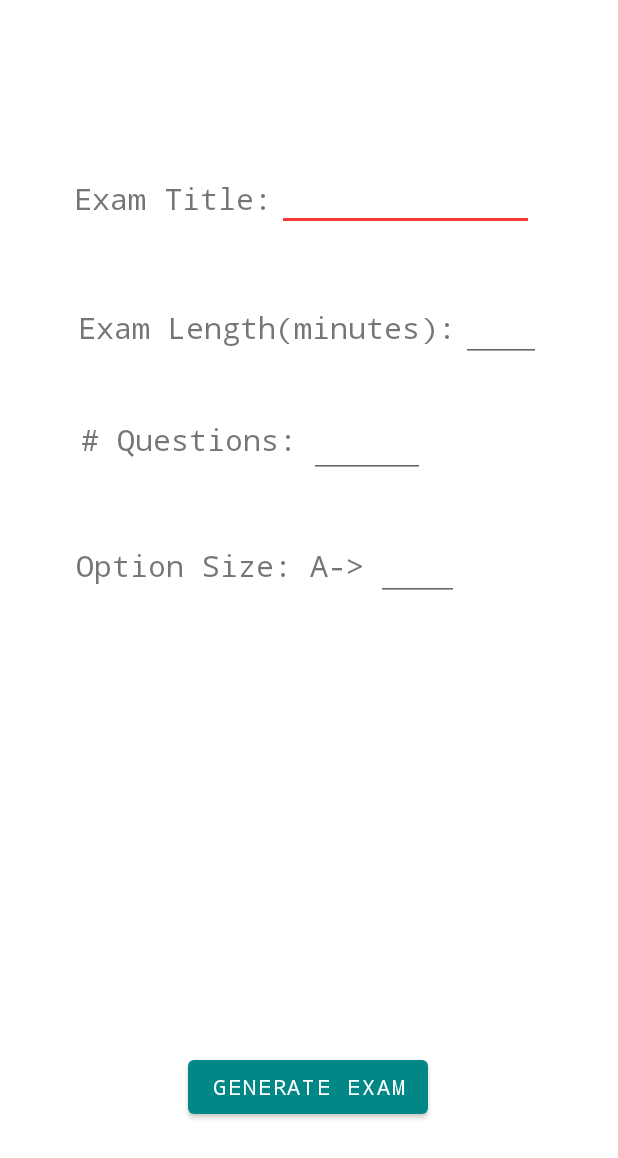
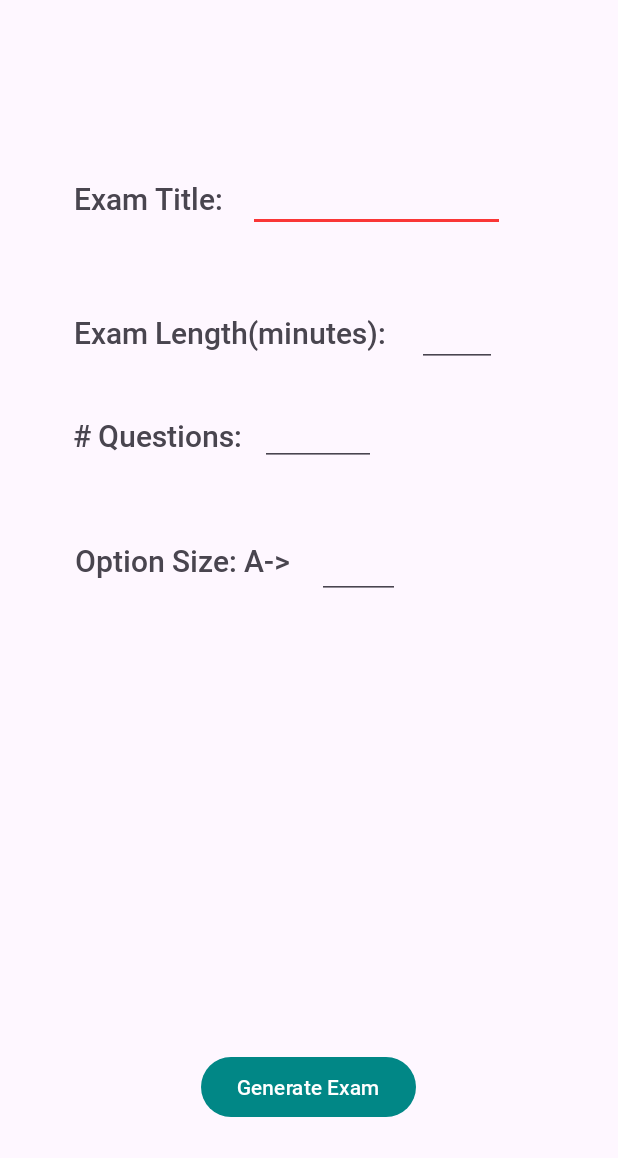
Before and after one commit to eyssab/exampracApp, an Android app: the GenerateExamActivity screen opened directly, with no data from a screen before it, on a phone screen of 412 x 824 dp. Shown: the top 1158 px of the screen. Run offline under Robolectric (Android 15) with nearby library versions, the phone set to English and light mode, and no system bars.

Commit message:
big UI improvements

```diff
--- a/app/src/main/java/com/example/exampracapp/GradingPicker.java
+++ b/app/src/main/java/com/example/exampracapp/GradingPicker.java
@@ -19,7 +19,7 @@ public class GradingPicker extends AppCompatActivity {
     protected void onCreate(Bundle savedInstanceState) {
         super.onCreate(savedInstanceState);
         setContentView(R.layout.activity_grading_picker);
-        autoBtn = findViewById(R.id.autoGradeSelection);
+        //autoBtn = findViewById(R.id.autoGradeSelection);
         manualBtn  = findViewById(R.id.manualGradeSelection);
 
         Intent intent = getIntent();
@@ -31,9 +31,6 @@ public class GradingPicker extends AppCompatActivity {
 
 
     public void onManualBtnDown(View view) {
-        if(autoBtn.isChecked()) {
-            autoBtn.setChecked(false);
-        }
         //SET TO ManualGradeActivity
         class2Open = TakeExamActivity.class;
     }
--- a/app/src/main/java/com/example/exampracapp/ScoreViewActivity.java
+++ b/app/src/main/java/com/example/exampracapp/ScoreViewActivity.java
@@ -25,7 +25,7 @@ public class ScoreViewActivity extends AppCompatActivity {
         }
 
         TextView scoreText = findViewById(R.id.scoreText);
-        scoreText.setText(String.valueOf(score) + "%");
+        scoreText.setText(String.valueOf(score.intValue()) + "%");
     }
 
     public void onReturnBtnDown(View view) {
--- a/app/src/main/res/layout/activity_generate_exam.xml
+++ b/app/src/main/res/layout/activity_generate_exam.xml
@@ -15,7 +15,7 @@
         android:textSize="20dp"
         app:layout_constraintBottom_toBottomOf="parent"
         app:layout_constraintEnd_toEndOf="parent"
-        app:layout_constraintHorizontal_bias="0.176"
+        app:layout_constraintHorizontal_bias="0.158"
         app:layout_constraintStart_toStartOf="parent"
         app:layout_constraintTop_toTopOf="parent"
         app:layout_constraintVertical_bias="0.149" />
@@ -28,24 +28,23 @@
         android:inputType="textPersonName"
         app:layout_constraintBottom_toBottomOf="parent"
         app:layout_constraintEnd_toEndOf="parent"
-        app:layout_constraintHorizontal_bias="0.766"
+        app:layout_constraintHorizontal_bias="0.687"
         app:layout_constraintStart_toStartOf="parent"
         app:layout_constraintTop_toTopOf="parent"
-        app:layout_constraintVertical_bias="0.141" />
+        app:layout_constraintVertical_bias="0.142" />
 
     <TextView
         android:id="@+id/TimeText"
-        android:layout_width="257dp"
-        android:layout_height="34dp"
+        android:layout_width="217dp"
+        android:layout_height="29dp"
         android:text="Exam Length(minutes):"
-        android:textAlignment="center"
         android:textSize="20dp"
         app:layout_constraintBottom_toBottomOf="parent"
         app:layout_constraintEnd_toEndOf="parent"
-        app:layout_constraintHorizontal_bias="0.318"
+        app:layout_constraintHorizontal_bias="0.253"
         app:layout_constraintStart_toStartOf="parent"
         app:layout_constraintTop_toTopOf="parent"
-        app:layout_constraintVertical_bias="0.259" />
+        app:layout_constraintVertical_bias="0.262" />
 
     <EditText
         android:id="@+id/timeInput"
@@ -56,24 +55,23 @@
         android:inputType="number"
         app:layout_constraintBottom_toBottomOf="parent"
         app:layout_constraintEnd_toEndOf="parent"
-        app:layout_constraintHorizontal_bias="0.857"
+        app:layout_constraintHorizontal_bias="0.776"
         app:layout_constraintStart_toStartOf="parent"
         app:layout_constraintTop_toTopOf="parent"
-        app:layout_constraintVertical_bias="0.251" />
+        app:layout_constraintVertical_bias="0.255" />
 
     <TextView
         android:id="@+id/questionNumberText"
-        android:layout_width="152dp"
-        android:layout_height="39dp"
+        android:layout_width="117dp"
+        android:layout_height="25dp"
         android:text="# Questions:"
-        android:textAlignment="center"
         android:textSize="20dp"
         app:layout_constraintBottom_toBottomOf="parent"
         app:layout_constraintEnd_toEndOf="parent"
-        app:layout_constraintHorizontal_bias="0.193"
+        app:layout_constraintHorizontal_bias="0.166"
         app:layout_constraintStart_toStartOf="parent"
         app:layout_constraintTop_toTopOf="parent"
-        app:layout_constraintVertical_bias="0.356" />
+        app:layout_constraintVertical_bias="0.346" />
 
     <EditText
         android:id="@+id/questionNumberInput"
@@ -83,24 +81,23 @@
         android:inputType="number"
         app:layout_constraintBottom_toBottomOf="parent"
         app:layout_constraintEnd_toEndOf="parent"
-        app:layout_constraintHorizontal_bias="0.616"
+        app:layout_constraintHorizontal_bias="0.517"
         app:layout_constraintStart_toStartOf="parent"
         app:layout_constraintTop_toTopOf="parent"
-        app:layout_constraintVertical_bias="0.352" />
+        app:layout_constraintVertical_bias="0.342" />
 
     <TextView
         android:id="@+id/optionSizeText"
-        android:layout_width="196dp"
-        android:layout_height="41dp"
+        android:layout_width="152dp"
+        android:layout_height="40dp"
         android:text="Option Size: A->"
-        android:textAlignment="center"
         android:textSize="20dp"
         app:layout_constraintBottom_toBottomOf="parent"
         app:layout_constraintEnd_toEndOf="parent"
-        app:layout_constraintHorizontal_bias="0.226"
+        app:layout_constraintHorizontal_bias="0.193"
         app:layout_constraintStart_toStartOf="parent"
         app:layout_constraintTop_toTopOf="parent"
-        app:layout_constraintVertical_bias="0.464" />
+        app:layout_constraintVertical_bias="0.459" />
 
     <EditText
         android:id="@+id/optionSizeInput"
@@ -110,10 +107,10 @@
         android:inputType="textPersonName"
         app:layout_constraintBottom_toBottomOf="parent"
         app:layout_constraintEnd_toEndOf="parent"
-        app:layout_constraintHorizontal_bias="0.703"
+        app:layout_constraintHorizontal_bias="0.592"
         app:layout_constraintStart_toStartOf="parent"
         app:layout_constraintTop_toTopOf="parent"
-        app:layout_constraintVertical_bias="0.456" />
+        app:layout_constraintVertical_bias="0.454" />
 
     <Button
         android:id="@+id/generateBtn"
--- a/app/src/main/res/layout/activity_take_exam.xml
+++ b/app/src/main/res/layout/activity_take_exam.xml
@@ -75,7 +75,7 @@
         android:layout_width="45dp"
         android:layout_height="50dp"
         android:adjustViewBounds="true"
-        android:alpha=".75"
+        android:alpha=".99"
         android:background="?android:selectableItemBackground"
         android:onClick="onPauseBtnClick"
         android:scaleType="fitCenter"
--- a/app/src/main/res/values-night/themes.xml
+++ b/app/src/main/res/values-night/themes.xml
@@ -1,12 +1,13 @@
 <resources xmlns:tools="http://schemas.android.com/tools">
     <!-- Base application theme. -->
-    <style name="AppTheme.NoActionBar" parent="Theme.MaterialComponents.DayNight.NoActionBar">
+    <style name="AppTheme.NoActionBar" parent="Theme.Material3.Dark.NoActionBar">
         <item name="windowActionBar">false</item>
         <item name="windowNoTitle">true</item>
+        <item name="android:statusBarColor"> @color/cardview_dark_background</item>
         <item name="android:windowFullscreen">false</item>
         <item name="editTextColor"> @color/white</item>
         <item name="background"> @color/darkbg</item>
-        <item name="fontFamily"> monospace</item>
+        <item name="fontFamily"> @font/rmedium</item>
         <item name="android:textColor">#FFF9F9</item>
         <item name="colorPrimary">@color/teal_700</item>
         <item name="colorButtonNormal">@color/teal_700</item>
--- a/app/src/main/res/values/colors.xml
+++ b/app/src/main/res/values/colors.xml
@@ -8,5 +8,5 @@
     <color name="black">#FF000000</color>
     <color name="white">#FFFFFFFF</color>
     <color name="lightbg">#EAD3D3</color>
-    <color name="darkbg">#121111</color>
+    <color name="darkbg">#6E3C3C</color>
 </resources>
--- a/app/src/main/res/values/themes.xml
+++ b/app/src/main/res/values/themes.xml
@@ -1,12 +1,12 @@
 <resources xmlns:tools="http://schemas.android.com/tools">
     <!-- Base application theme. -->
-    <style name="AppTheme.NoActionBar" parent="Theme.MaterialComponents.DayNight.NoActionBar">
+    <style name="AppTheme.NoActionBar" parent="Theme.Material3.Light.NoActionBar">
         <item name="windowActionBar">false</item>
         <item name="windowNoTitle">true</item>
         <item name="android:windowFullscreen">false</item>
-        <item name="background">@color/lightbg</item>
+        <item name="background">@color/darkbg</item>
         <item name="editTextColor">#000000</item>
-        <item name="fontFamily"> monospace</item>
+        <item name="fontFamily"> @font/rmedium</item>
         <item name="colorPrimary">@color/teal_700</item>
         <item name="colorButtonNormal">@color/teal_700</item>
         <item name="colorSecondary">#FA3636</item>
```
Also changed, not shown: app/src/main/res/layout/activity_grading_picker.xml (+4 -21 lines), app/src/main/res/layout/activity_score_view.xml (+10 -11 lines), app/src/main/res/font/rblack.ttf (added), app/src/main/res/font/rbold.ttf (added), app/src/main/res/font/rlight.ttf (added), app/src/main/res/font/rmedium.ttf (added), app/src/main/res/font/rregular.ttf (added).
